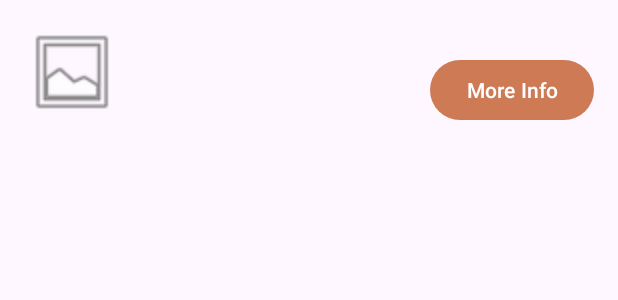
After one commit to soniazzz/3330GP, an Android app: the layout patient_profile_card.xml on its own in the app's theme, with its tools: preview values and no code run, on a phone screen of 412 x 824 dp. The commit adds this screen. Shown: the top 300 px of the screen. Run offline under Robolectric (Android 15) with nearby library versions, the phone set to English and light mode, and no system bars; network calls fail.

Commit message:
add patients profile list

```diff
--- a/app/build.gradle.kts
+++ b/app/build.gradle.kts
@@ -1,6 +1,7 @@
 plugins {
     id("com.android.application")
     id("org.jetbrains.kotlin.android")
+    id("kotlin-parcelize")
 }
 
 android {
@@ -44,7 +45,7 @@ android {
 }
 
 dependencies {
-
+    implementation("com.android.volley:volley:1.2.1")
     implementation("androidx.core:core-ktx:1.12.0")
     implementation("androidx.appcompat:appcompat:1.6.1")
     implementation("com.google.android.material:material:1.10.0")
--- a/app/src/main/AndroidManifest.xml
+++ b/app/src/main/AndroidManifest.xml
@@ -31,7 +31,8 @@
         android:roundIcon="@mipmap/ic_launcher_round"
         android:supportsRtl="true"
         android:theme="@style/Theme.CareTaker"
-        tools:targetApi="31">
+        tools:targetApi="31"
+        android:usesCleartextTraffic="true">
         <activity
             android:name=".map.NavigationActivity"
             android:screenOrientation="portrait"
--- a/app/src/main/res/layout/health_statistics.xml
+++ b/app/src/main/res/layout/health_statistics.xml
@@ -1,5 +1,6 @@
 <?xml version="1.0" encoding="utf-8"?>
 <androidx.constraintlayout.widget.ConstraintLayout xmlns:android="http://schemas.android.com/apk/res/android"
+    xmlns:tools="http://schemas.android.com/tools"
     android:layout_width="match_parent"
     android:layout_height="match_parent">
 
--- /dev/null
+++ b/app/src/main/res/layout/patient_profile_card.xml
@@ -0,0 +1,55 @@
+<?xml version="1.0" encoding="utf-8"?>
+<RelativeLayout xmlns:android="http://schemas.android.com/apk/res/android"
+    android:layout_width="match_parent"
+    android:layout_height="100dp"
+    android:padding="16dp">
+
+    <ImageView
+        android:id="@+id/avatar"
+        android:layout_width="64dp"
+        android:layout_height="64dp"
+        android:layout_alignParentStart="true"
+        android:src="@android:drawable/ic_menu_gallery" />
+
+    <LinearLayout
+        android:layout_width="wrap_content"
+        android:layout_height="wrap_content"
+        android:layout_centerVertical="true"
+        android:layout_marginStart="16dp"
+        android:layout_toEndOf="@+id/avatar"
+        android:orientation="vertical">
+
+        <TextView
+            android:id="@+id/name"
+            android:layout_width="wrap_content"
+            android:layout_height="wrap_content"
+            android:textColor="#000000"
+            android:textSize="22sp"
+            android:textStyle="bold|italic" />
+
+        <TextView
+            android:id="@+id/sex"
+            android:layout_width="wrap_content"
+            android:layout_height="wrap_content"
+            android:textColor="@color/salmon"
+            android:textSize="16sp" />
+
+        <TextView
+            android:id="@+id/age"
+            android:layout_width="wrap_content"
+            android:layout_height="wrap_content"
+            android:textColor="@color/salmon"
+            android:textSize="16sp" />
+
+    </LinearLayout>
+
+    <Button
+        android:id="@+id/button3"
+        android:layout_width="wrap_content"
+        android:layout_height="wrap_content"
+        android:layout_alignParentEnd="true"
+        android:layout_alignParentBottom="true"
+        android:text="More Info" />
+
+
+</RelativeLayout>
--- a/gradle.properties
+++ b/gradle.properties
@@ -23,7 +23,7 @@ kotlin.code.style=official
 android.nonTransitiveRClass=true
 
 # Obtained from (https://console.cloud.google.com/apis/)
-GOOGLE_MAPS_API_KEY=a
+GOOGLE_MAPS_API_KEY=AIzaSyDlm2OieUeI6w2zgMYVIVyeuLkfe-fta3s
 # Obtained from (https://account.mapbox.com/)
-MAPBOX_DOWNLOADS_TOKEN=a
-MAPBOX_ACCESS_TOKEN=a
+MAPBOX_DOWNLOADS_TOKEN=sk.eyJ1Ijoic29uaWF6MDUiLCJhIjoiY2xveHc4OHJyMW0xdDJsbGx2YWY0N3NwMSJ9.52IkSHCyDRRGzJIlmd-XBw
+MAPBOX_ACCESS_TOKEN=sk.eyJ1Ijoic29uaWF6MDUiLCJhIjoiY2xveHc4OHJyMW0xdDJsbGx2YWY0N3NwMSJ9.52IkSHCyDRRGzJIlmd-XBw
```
Also changed, not shown: app/src/main/java/hku/hk/cs/a3330gp/MainActivity.kt (+47 -3 lines), app/src/main/java/hku/hk/cs/a3330gp/PatientsAdapter.kt (added, +41 -0 lines), app/src/main/java/hku/hk/cs/a3330gp/Profile.kt (+25 -0 lines), app/src/main/java/hku/hk/cs/a3330gp/data/Patient.kt (+13 -2 lines), app/src/main/res/layout/profile.xml (+7 -0 lines).
